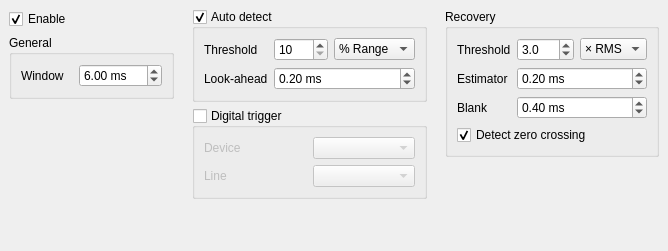
wagenadl/SpikeGLX, file DAW/SalpaConfigTab.ui: the form before one commit.
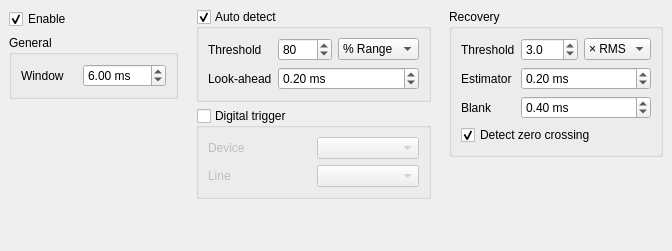
The form after the commit.

What changed in the file:
```diff
--- a/DAW/SalpaConfigTab.ui
+++ b/DAW/SalpaConfigTab.ui
@@ -6,7 +6,7 @@
    <rect>
     <x>0</x>
     <y>0</y>
-    <width>668</width>
+    <width>672</width>
     <height>251</height>
    </rect>
   </property>
@@ -103,6 +103,9 @@
            <property name="maximum">
             <double>1000.000000000000000</double>
            </property>
+           <property name="value">
+            <double>80.000000000000000</double>
+           </property>
           </widget>
          </item>
          <item row="1" column="2" colspan="2">
```
